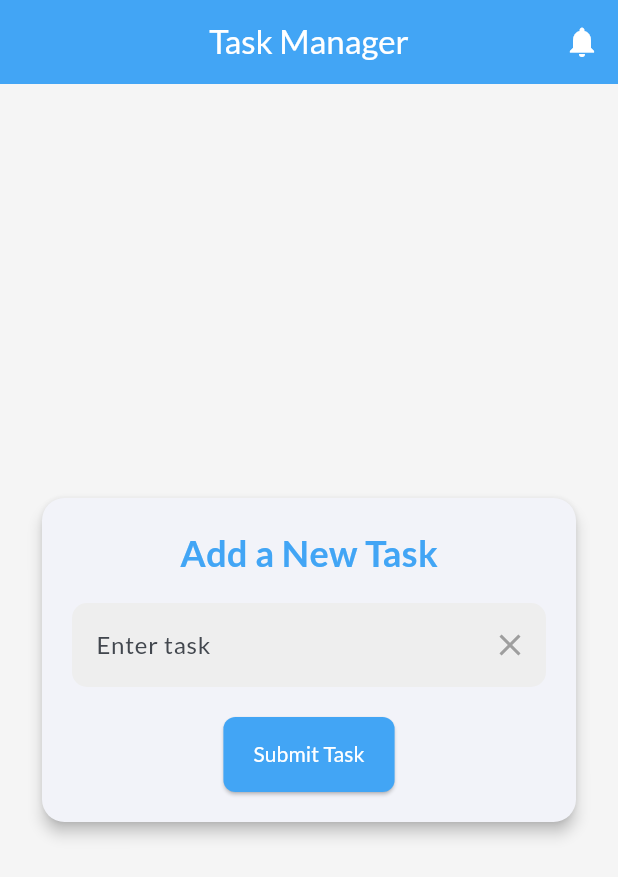
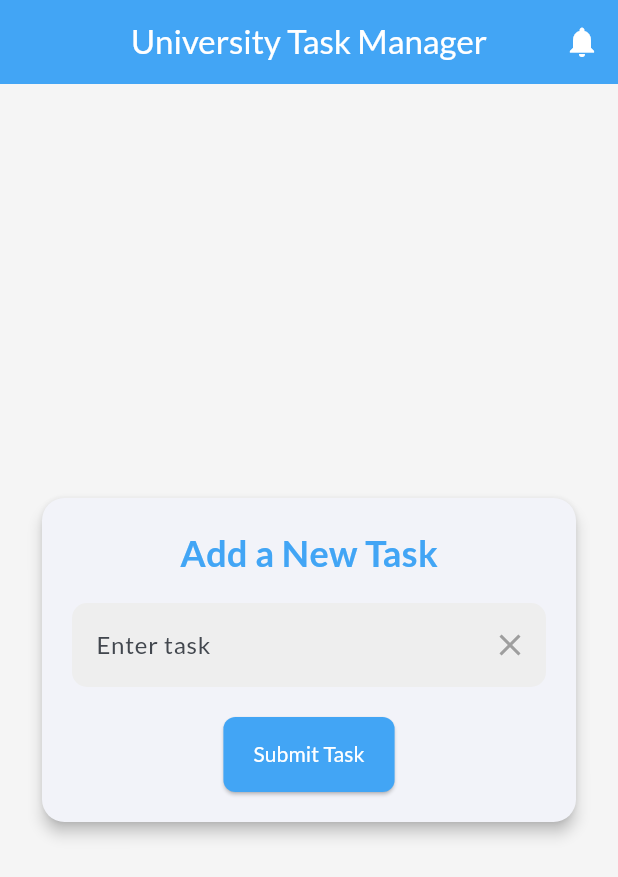
Before and after one commit to ChornChhery/Todos-App, a Flutter app: the screen it shows after launch, on a phone screen of 412 x 824 dp. Shown: the top 877 px of the screen. Run offline on Flutter 3.47's test engine with Material 3 defaults, Android fonts, the phone set to English and light mode, and no system bars; our stand-ins replace google_fonts, shared_preferences.

Commit message:
Finish version 1 of app

```diff
--- a/lib/screens/input_page.dart
+++ b/lib/screens/input_page.dart
@@ -26,7 +26,7 @@ class _InputPageState extends State<InputPage> {
 
     return Scaffold(
       appBar: AppBar(
-        title: const Text('Task Manager'),
+        title: const Text('University Task Manager'),
         actions: [
           Stack(
             children: [
```
